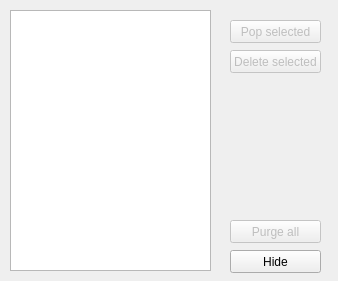
First picture: the form in src/app/stackwindow.ui, repository patrickpr/YAOG, before the edit.
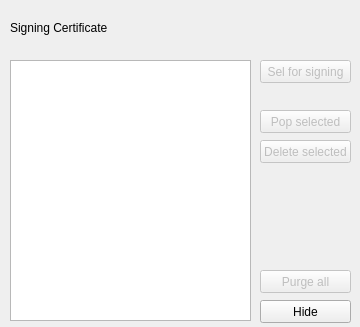
Second picture: the form after the edit.

Commit message: Certificate signing

What changed in the file:
```diff
--- a/src/app/stackwindow.ui
+++ b/src/app/stackwindow.ui
@@ -6,8 +6,8 @@
    <rect>
     <x>0</x>
     <y>0</y>
-    <width>338</width>
-    <height>281</height>
+    <width>360</width>
+    <height>327</height>
    </rect>
   </property>
   <property name="windowTitle">
@@ -17,8 +17,8 @@
    <property name="geometry">
     <rect>
      <x>10</x>
-     <y>10</y>
-     <width>201</width>
+     <y>60</y>
+     <width>241</width>
      <height>261</height>
     </rect>
    </property>
@@ -29,8 +29,8 @@
    </property>
    <property name="geometry">
     <rect>
-     <x>230</x>
-     <y>20</y>
+     <x>260</x>
+     <y>110</y>
      <width>91</width>
      <height>23</height>
     </rect>
@@ -45,8 +45,8 @@
    </property>
    <property name="geometry">
     <rect>
-     <x>230</x>
-     <y>50</y>
+     <x>260</x>
+     <y>140</y>
      <width>91</width>
      <height>23</height>
     </rect>
@@ -58,8 +58,8 @@
   <widget class="QPushButton" name="pushButtonHide">
    <property name="geometry">
     <rect>
-     <x>230</x>
-     <y>250</y>
+     <x>260</x>
+     <y>300</y>
      <width>91</width>
      <height>23</height>
     </rect>
@@ -74,8 +74,8 @@
    </property>
    <property name="geometry">
     <rect>
-     <x>230</x>
-     <y>220</y>
+     <x>260</x>
+     <y>270</y>
      <width>91</width>
      <height>23</height>
     </rect>
@@ -84,6 +84,48 @@
     <string>Purge all</string>
    </property>
   </widget>
+  <widget class="QPushButton" name="pushButtonSelectSign">
+   <property name="enabled">
+    <bool>false</bool>
+   </property>
+   <property name="geometry">
+    <rect>
+     <x>260</x>
+     <y>60</y>
+     <width>91</width>
+     <height>23</height>
+    </rect>
+   </property>
+   <property name="text">
+    <string>Sel for signing</string>
+   </property>
+  </widget>
+  <widget class="QLabel" name="labelStaticSign">
+   <property name="geometry">
+    <rect>
+     <x>10</x>
+     <y>20</y>
+     <width>101</width>
+     <height>16</height>
+    </rect>
+   </property>
+   <property name="text">
+    <string>Signing Certificate :</string>
+   </property>
+  </widget>
+  <widget class="QLabel" name="labelSignCert">
+   <property name="geometry">
+    <rect>
+     <x>120</x>
+     <y>20</y>
+     <width>231</width>
+     <height>16</height>
+    </rect>
+   </property>
+   <property name="text">
+    <string>&lt;none&gt;</string>
+   </property>
+  </widget>
  </widget>
  <resources/>
  <connections/>
```
Left out of the diff: 2 changed lines with no effect on the pictures. The commit also changes 7 other files.
